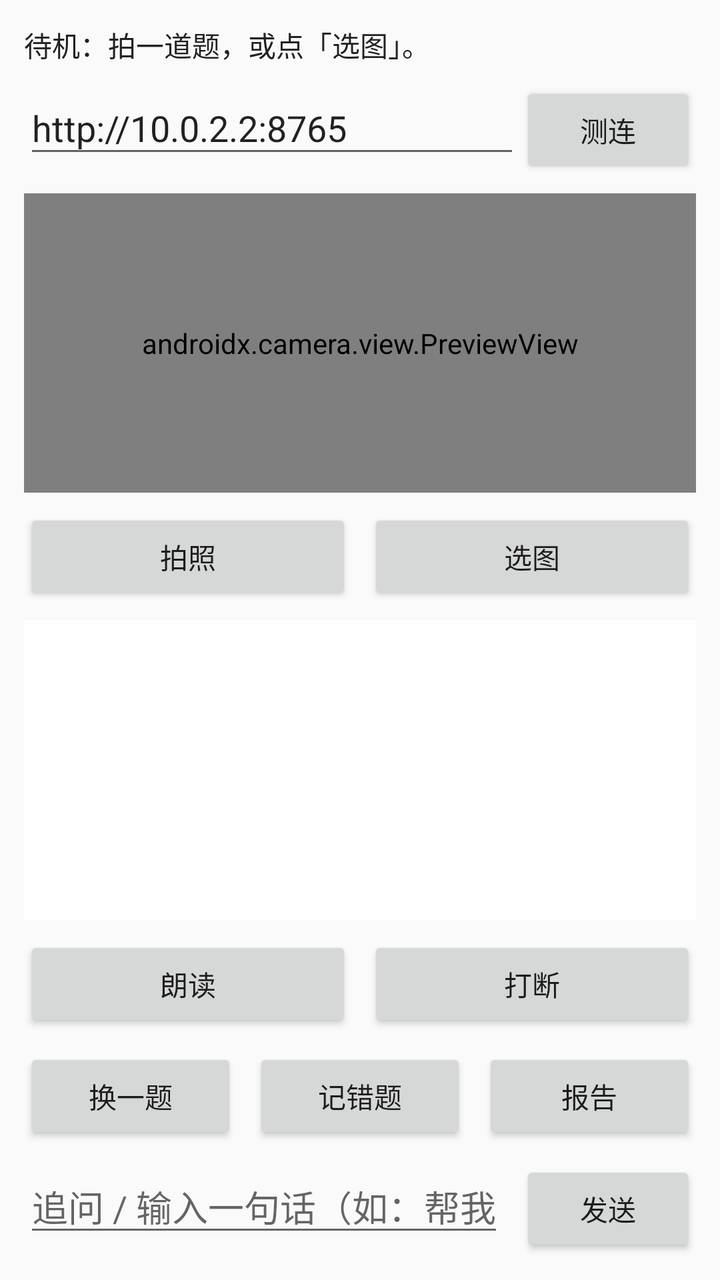
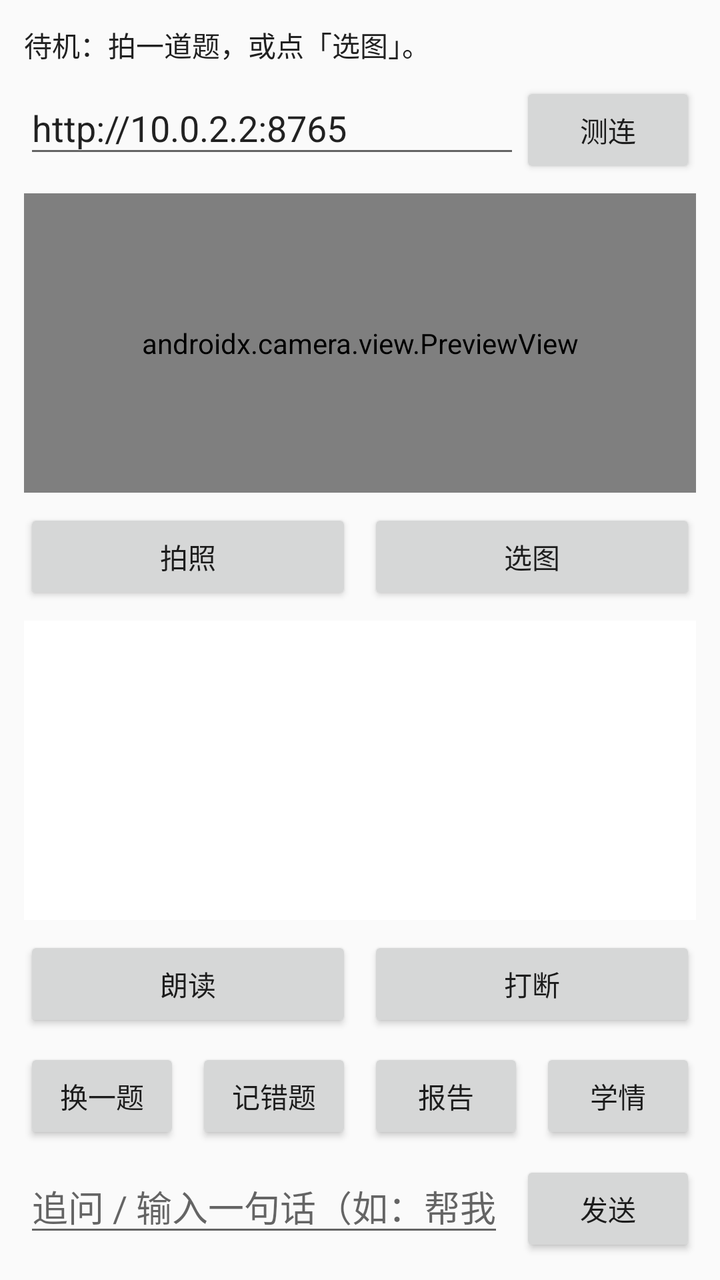

Two renders of the same Android screen: before a commit and after it. Below are the layout's source before the change and the commit's diff.
<!-- AndroidManifest.xml: application theme Theme.RobotTutor -->
<!-- res/layout/activity_main.xml -->
<?xml version="1.0" encoding="utf-8"?>
<LinearLayout xmlns:android="http://schemas.android.com/apk/res/android"
    android:layout_width="match_parent"
    android:layout_height="match_parent"
    android:orientation="vertical"
    android:padding="12dp">

    <TextView
        android:id="@+id/tvStatus"
        android:layout_width="match_parent"
        android:layout_height="wrap_content"
        android:text="@string/status_idle"
        android:textColor="@color/text_primary"
        android:textSize="14sp" />

    <LinearLayout
        android:layout_width="match_parent"
        android:layout_height="wrap_content"
        android:layout_marginTop="8dp"
        android:orientation="horizontal">

        <EditText
            android:id="@+id/etServer"
            android:layout_width="0dp"
            android:layout_height="wrap_content"
            android:layout_weight="1"
            android:hint="@string/server_hint"
            android:inputType="textUri"
            android:singleLine="true"
            android:text="http://10.0.2.2:8765" />

        <Button
            android:id="@+id/btnHealth"
            android:layout_width="wrap_content"
            android:layout_height="wrap_content"
            android:text="测连" />
    </LinearLayout>

    <androidx.camera.view.PreviewView
        android:id="@+id/previewView"
        android:layout_width="match_parent"
        android:layout_height="0dp"
        android:layout_weight="1"
        android:layout_marginTop="8dp" />

    <LinearLayout
        android:layout_width="match_parent"
        android:layout_height="wrap_content"
        android:layout_marginTop="8dp"
        android:orientation="horizontal">

        <Button
            android:id="@+id/btnCapture"
            android:layout_width="0dp"
            android:layout_height="wrap_content"
            android:layout_weight="1"
            android:text="@string/btn_capture" />

        <Button
            android:id="@+id/btnPick"
            android:layout_width="0dp"
            android:layout_height="wrap_content"
            android:layout_weight="1"
            android:layout_marginStart="8dp"
            android:text="@string/btn_pick" />
    </LinearLayout>

    <ScrollView
        android:layout_width="match_parent"
        android:layout_height="0dp"
        android:layout_weight="1"
        android:layout_marginTop="8dp"
        android:background="#FFFFFF">

        <TextView
            android:id="@+id/tvReply"
            android:layout_width="match_parent"
            android:layout_height="wrap_content"
            android:padding="12dp"
            android:textColor="@color/text_primary"
            android:textSize="18sp"
            android:lineSpacingExtra="4dp" />
    </ScrollView>

    <LinearLayout
        android:layout_width="match_parent"
        android:layout_height="wrap_content"
        android:layout_marginTop="8dp"
        android:orientation="horizontal">

        <Button
            android:id="@+id/btnSpeak"
            android:layout_width="0dp"
            android:layout_height="wrap_content"
            android:layout_weight="1"
            android:text="@string/btn_speak" />

        <Button
            android:id="@+id/btnStop"
            android:layout_width="0dp"
            android:layout_height="wrap_content"
            android:layout_weight="1"
            android:layout_marginStart="8dp"
            android:text="@string/btn_stop" />
    </LinearLayout>

    <LinearLayout
        android:layout_width="match_parent"
        android:layout_height="wrap_content"
        android:layout_marginTop="8dp"
        android:orientation="horizontal">

        <Button
            android:id="@+id/btnNext"
            android:layout_width="0dp"
            android:layout_height="wrap_content"
            android:layout_weight="1"
            android:text="@string/btn_next" />

        <Button
            android:id="@+id/btnWrong"
            android:layout_width="0dp"
            android:layout_height="wrap_content"
            android:layout_weight="1"
            android:layout_marginStart="8dp"
            android:text="@string/btn_wrong" />

        <Button
            android:id="@+id/btnReport"
            android:layout_width="0dp"
            android:layout_height="wrap_content"
            android:layout_weight="1"
            android:layout_marginStart="8dp"
            android:text="@string/btn_report" />
    </LinearLayout>

    <LinearLayout
        android:layout_width="match_parent"
        android:layout_height="wrap_content"
        android:layout_marginTop="8dp"
        android:orientation="horizontal">

        <EditText
            android:id="@+id/etInput"
            android:layout_width="0dp"
            android:layout_height="wrap_content"
            android:layout_weight="1"
            android:hint="@string/input_hint"
            android:inputType="text"
            android:singleLine="true" />

        <Button
            android:id="@+id/btnSend"
            android:layout_width="wrap_content"
            android:layout_height="wrap_content"
            android:layout_marginStart="8dp"
            android:text="@string/btn_send" />
    </LinearLayout>

</LinearLayout>
<!-- resources referenced by this layout -->
<resources>
  <color name="text_primary">#212121</color>
  <string name="btn_capture">拍照</string>
  <string name="btn_next">换一题</string>
  <string name="btn_pick">选图</string>
  <string name="btn_report">报告</string>
  <string name="btn_send">发送</string>
  <string name="btn_speak">朗读</string>
  <string name="btn_stop">打断</string>
  <string name="btn_wrong">记错题</string>
  <string name="input_hint">追问 / 输入一句话（如：帮我算 3×4）</string>
  <string name="server_hint">服务地址（模拟器用 10.0.2.2:8765）</string>
  <string name="status_idle">待机：拍一道题，或点「选图」。</string>
  <style name="Theme.RobotTutor" parent="Theme.AppCompat.Light.NoActionBar">
          <item name="colorPrimary">@color/brand_primary</item>
          <item name="colorPrimaryDark">@color/brand_primary_dark</item>
          <item name="colorAccent">@color/brand_primary</item>
          <item name="android:windowBackground">@color/bg</item>
      </style>
  <color name="brand_primary">#1565C0</color>
  <color name="brand_primary_dark">#0D47A1</color>
  <color name="bg">#FAFAFA</color>
</resources>

<!-- the commit's change to res/layout/activity_main.xml (unified diff, before → after) -->
@@ -132,6 +132,14 @@
             android:layout_weight="1"
             android:layout_marginStart="8dp"
             android:text="@string/btn_report" />
+
+        <Button
+            android:id="@+id/btnProfile"
+            android:layout_width="0dp"
+            android:layout_height="wrap_content"
+            android:layout_weight="1"
+            android:layout_marginStart="8dp"
+            android:text="@string/btn_profile" />
     </LinearLayout>
 
     <LinearLayout
<!-- resource entries referenced after the edit -->
@@ -4,6 +4,7 @@
   <string name="btn_capture">拍照</string>
   <string name="btn_next">换一题</string>
   <string name="btn_pick">选图</string>
+  <string name="btn_profile">学情</string>
   <string name="btn_report">报告</string>
   <string name="btn_send">发送</string>
   <string name="btn_speak">朗读</string>
